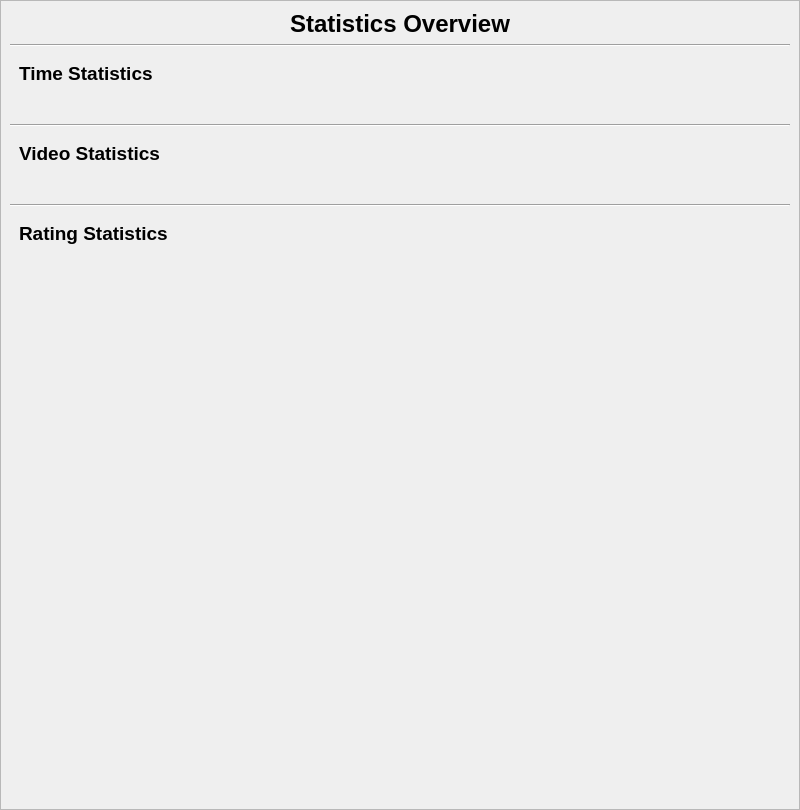
Qt form MediaManager/src/QtClasses/UI/Form Files/StatsDialog.ui (PaunescuAndrei/MediaManager) before a commit.
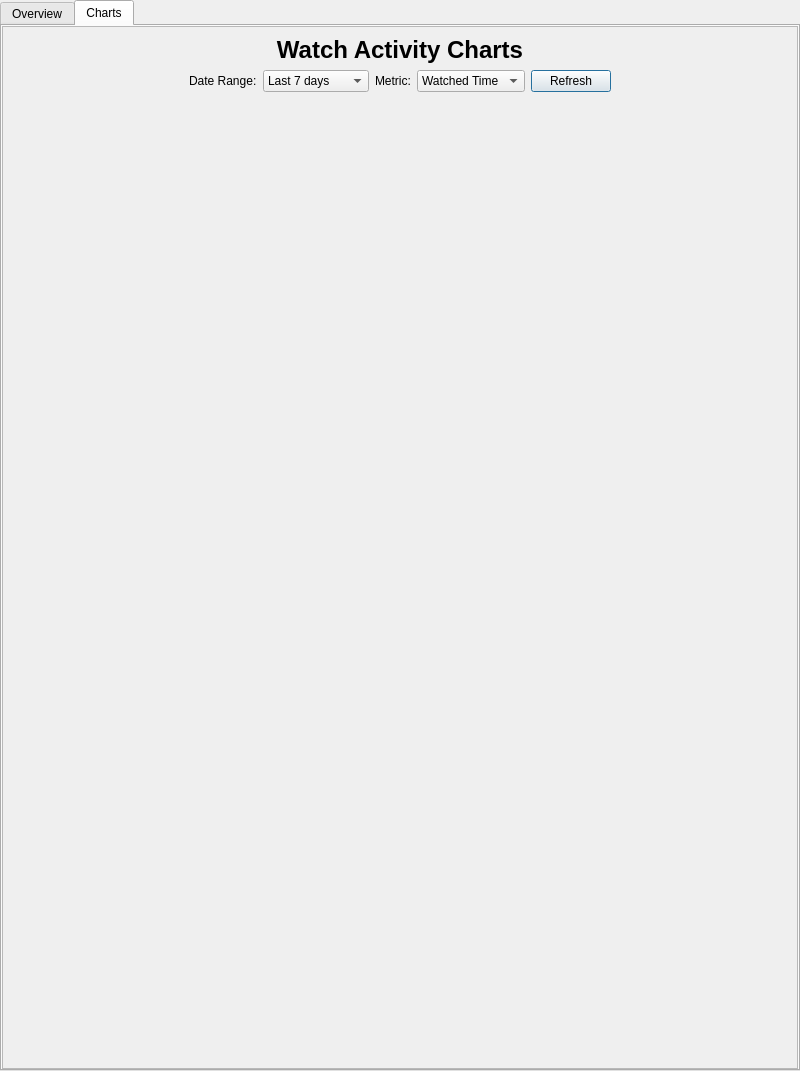
The same form after that commit. The open tabs and pages were chosen to show the change.

Commit message: feat: watch_history table with per-video logging, SQL-derived stats, and Charts tab with Qt Charts

```diff
--- a/MediaManager/src/QtClasses/UI/Form Files/StatsDialog.ui
+++ b/MediaManager/src/QtClasses/UI/Form Files/StatsDialog.ui
@@ -7,7 +7,7 @@
     <x>0</x>
     <y>0</y>
     <width>800</width>
-    <height>810</height>
+    <height>1071</height>
    </rect>
   </property>
   <property name="windowTitle">
@@ -30,6 +30,28 @@
     <number>0</number>
    </property>
    <item>
+    <widget class="QTabWidget" name="statsTabWidget">
+     <property name="currentIndex">
+      <number>0</number>
+     </property>
+     <widget class="QWidget" name="overviewTab">
+      <attribute name="title">
+       <string>Overview</string>
+      </attribute>
+      <layout class="QVBoxLayout" name="overviewTabLayout">
+       <property name="leftMargin">
+        <number>0</number>
+       </property>
+       <property name="topMargin">
+        <number>0</number>
+       </property>
+       <property name="rightMargin">
+        <number>0</number>
+       </property>
+       <property name="bottomMargin">
+        <number>0</number>
+       </property>
+       <item>
     <widget class="QScrollArea" name="scrollArea">
      <property name="widgetResizable">
       <bool>true</bool>
@@ -39,8 +61,8 @@
        <rect>
         <x>0</x>
         <y>0</y>
-        <width>798</width>
-        <height>808</height>
+            <width>794</width>
+            <height>1039</height>
        </rect>
       </property>
       <layout class="QVBoxLayout" name="verticalLayout_2">
@@ -170,6 +192,210 @@
           </size>
          </property>
         </spacer>
+           </item>
+          </layout>
+         </widget>
+        </widget>
+       </item>
+      </layout>
+     </widget>
+     <widget class="QWidget" name="chartsTab">
+      <attribute name="title">
+       <string>Charts</string>
+      </attribute>
+      <layout class="QVBoxLayout" name="chartsTabLayout">
+       <property name="leftMargin">
+        <number>0</number>
+       </property>
+       <property name="topMargin">
+        <number>0</number>
+       </property>
+       <property name="rightMargin">
+        <number>0</number>
+       </property>
+       <property name="bottomMargin">
+        <number>0</number>
+       </property>
+       <item>
+        <widget class="QScrollArea" name="chartsScrollArea">
+         <property name="widgetResizable">
+          <bool>true</bool>
+         </property>
+         <widget class="QWidget" name="chartsScrollContent">
+          <property name="geometry">
+           <rect>
+            <x>0</x>
+            <y>0</y>
+            <width>794</width>
+            <height>1039</height>
+           </rect>
+          </property>
+          <layout class="QVBoxLayout" name="chartsLayout">
+           <item>
+            <widget class="QLabel" name="chartsTitleLabel">
+             <property name="font">
+              <font>
+               <pointsize>18</pointsize>
+               <bold>true</bold>
+              </font>
+             </property>
+             <property name="text">
+              <string>Watch Activity Charts</string>
+             </property>
+             <property name="alignment">
+              <set>Qt::AlignmentFlag::AlignCenter</set>
+             </property>
+            </widget>
+           </item>
+           <item>
+            <widget class="QWidget" name="chartsFilterRow" native="true">
+             <layout class="QHBoxLayout" name="chartsFilterLayout">
+              <property name="leftMargin">
+               <number>0</number>
+              </property>
+              <property name="topMargin">
+               <number>0</number>
+              </property>
+              <property name="rightMargin">
+               <number>0</number>
+              </property>
+              <property name="bottomMargin">
+               <number>0</number>
+              </property>
+              <item>
+               <spacer name="filterLeftSpacer">
+                <property name="orientation">
+                 <enum>Qt::Orientation::Horizontal</enum>
+                </property>
+                <property name="sizeHint" stdset="0">
+                 <size>
+                  <width>40</width>
+                  <height>20</height>
+                 </size>
+                </property>
+               </spacer>
+              </item>
+              <item>
+               <widget class="QLabel" name="filterLabel">
+                <property name="text">
+                 <string>Date Range:</string>
+                </property>
+               </widget>
+              </item>
+              <item>
+               <widget class="QComboBox" name="dateRangeCombo">
+                <item>
+                 <property name="text">
+                  <string>Last 7 days</string>
+                 </property>
+                </item>
+                <item>
+                 <property name="text">
+                  <string>Last 30 days</string>
+                 </property>
+                </item>
+                <item>
+                 <property name="text">
+                  <string>Last 90 days</string>
+                 </property>
+                </item>
+                <item>
+                 <property name="text">
+                  <string>Last 6 months</string>
+                 </property>
+                </item>
+                <item>
+                 <property name="text">
+                  <string>Last year</string>
+                 </property>
+                </item>
+                <item>
+                 <property name="text">
+                  <string>All time</string>
+                 </property>
+                </item>
+               </widget>
+              </item>
+              <item>
+               <widget class="QLabel" name="metricLabel">
+                <property name="text">
+                 <string>Metric:</string>
+                </property>
+               </widget>
+              </item>
+              <item>
+               <widget class="QComboBox" name="metricCombo">
+                <item>
+                 <property name="text">
+                  <string>Watched Time</string>
+                 </property>
+                </item>
+                <item>
+                 <property name="text">
+                  <string>Video Count</string>
+                 </property>
+                </item>
+               </widget>
+              </item>
+              <item>
+               <widget class="QPushButton" name="refreshChartsButton">
+                <property name="text">
+                 <string>Refresh</string>
+                </property>
+               </widget>
+              </item>
+              <item>
+               <spacer name="filterRightSpacer">
+                <property name="orientation">
+                 <enum>Qt::Orientation::Horizontal</enum>
+                </property>
+                <property name="sizeHint" stdset="0">
+                 <size>
+                  <width>40</width>
+                  <height>20</height>
+                 </size>
+                </property>
+               </spacer>
+              </item>
+             </layout>
+            </widget>
+           </item>
+           <item>
+            <widget class="QWidget" name="heatmapContainer" native="true">
+             <layout class="QVBoxLayout" name="heatmapLayout"/>
+            </widget>
+           </item>
+           <item>
+            <widget class="QWidget" name="dailyBarsContainer" native="true">
+             <layout class="QVBoxLayout" name="dailyBarsLayout"/>
+            </widget>
+           </item>
+           <item>
+            <widget class="QWidget" name="hourlyContainer" native="true">
+             <layout class="QVBoxLayout" name="hourlyLayout"/>
+            </widget>
+           </item>
+           <item>
+            <widget class="QWidget" name="dayOfWeekContainer" native="true">
+             <layout class="QVBoxLayout" name="dayOfWeekLayout"/>
+            </widget>
+           </item>
+           <item>
+            <spacer name="chartsSpacer">
+             <property name="orientation">
+              <enum>Qt::Orientation::Vertical</enum>
+             </property>
+             <property name="sizeHint" stdset="0">
+              <size>
+               <width>20</width>
+               <height>40</height>
+              </size>
+             </property>
+            </spacer>
+           </item>
+          </layout>
+         </widget>
+        </widget>
        </item>
       </layout>
      </widget>
```
Lines whose indentation alone changed are shown as unchanged. The commit also changes 12 other files.
